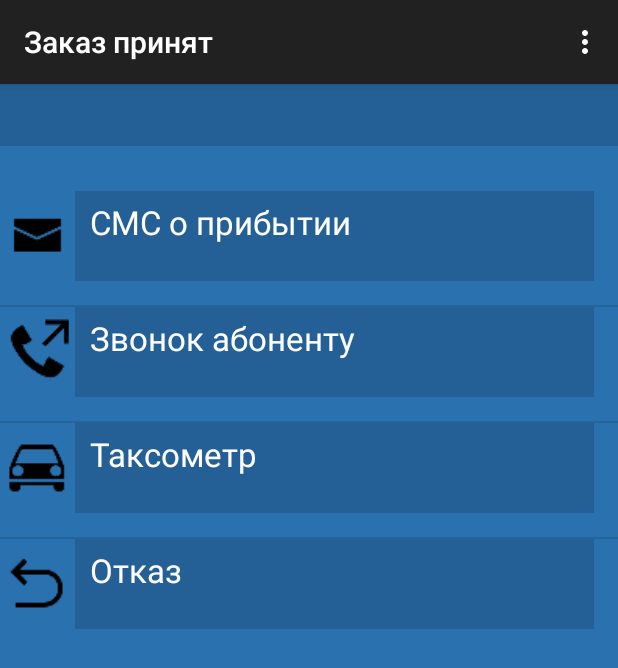
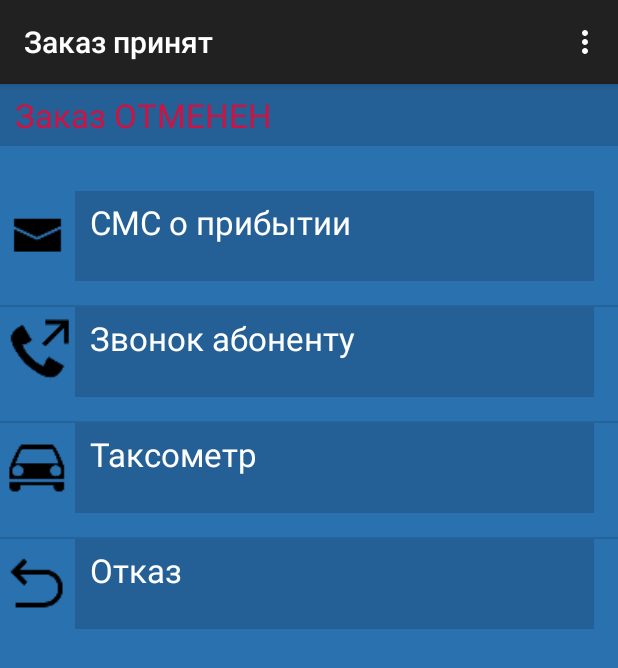
Before and after one commit to developerc/TaxiAndroid5, an Android app: the ActivityTwo screen opened directly, with no data from a screen before it, on a phone screen of 412 x 824 dp. Shown: the top 668 px of the screen. Run offline under Robolectric (Android 15) with nearby library versions, the phone set to English and light mode, and no system bars.

Commit message:
при удалении заказа подсвечивается красным

```diff
--- a/taxiandr/src/main/java/com/taxiandroid/ru/taxiandr/ActivityTwo.java
+++ b/taxiandr/src/main/java/com/taxiandroid/ru/taxiandr/ActivityTwo.java
@@ -1,6 +1,7 @@
 package com.taxiandroid.ru.taxiandr;
 
 import android.content.Intent;
+import android.media.MediaPlayer;
 import android.net.Uri;
 import android.os.AsyncTask;
 import android.support.v7.app.AppCompatActivity;
@@ -22,6 +23,8 @@ import java.io.IOException;
 import java.io.InputStreamReader;
 import java.net.HttpURLConnection;
 import java.util.ArrayList;
+import java.util.Timer;
+import java.util.TimerTask;
 
 public class ActivityTwo extends AppCompatActivity {
     ArrayList<Two> arrayTwo;
@@ -29,9 +32,12 @@ public class ActivityTwo extends AppCompatActivity {
     CustomTwoAdapter adapter;
     TextView tvAdres;
     String postPath;
-    private static final String TAG = "myLogs2";
+    private static final String TAG = "myLogs";
     String errPost="";
     String httpSMS2;
+    int currZak;
+    String currAdr;
+   // MediaPlayer mediaPlayer;
 
 
     @Override
@@ -43,6 +49,17 @@ public class ActivityTwo extends AppCompatActivity {
         tvAdres.setText(MainActivity.ClkAdr);
         populateTwoList();
         lvTwo.setOnItemClickListener(itemClickListener);
+        currZak = MainActivity.ClkZak;
+        currAdr = MainActivity.ClkAdr;
+
+        Timer myTimer = new Timer();
+        myTimer.schedule(new TimerTask() {
+            @Override
+            public void run() {
+               // CheckOrder();
+                new ChZakAsincTask().execute();
+            }
+        }, 0, 10000);
 
         postPath = MyVariables.HTTPAdress+MyVariables.SAVED_TEXT_1+"/"+MyVariables.SAVED_TEXT_2+"/order/";
         httpSMS2 = MyVariables.HTTPAdress+MyVariables.SAVED_TEXT_1+"/"+MyVariables.SAVED_TEXT_2+"/smsdriverarrived";
@@ -171,14 +188,6 @@ public class ActivityTwo extends AppCompatActivity {
         }
     };
 
-    public  class PostSMSAsincTask extends AsyncTask<String, Void, Void> {
-
-        @Override
-        protected Void doInBackground(String... params) {
-
-            return null;
-        }
-    }
 
         private void populateTwoList() {
         arrayTwo = Two.getTwoItem();
@@ -208,4 +217,50 @@ public class ActivityTwo extends AppCompatActivity {
 
         return super.onOptionsItemSelected(item);
     }
+
+    public void CheckOrder(){
+    /*    boolean flagGetZakaz = false;
+
+        for (int i = 0; i < MainActivity.zakaz.size(); i++) {
+            if (MainActivity.zakaz.get(i).equals(currZak)) {
+                flagGetZakaz = true;
+                Log.d(TAG, "Кликнутый заказ равен" + MainActivity.zakaz.get(i) );
+            } else {
+                Log.d(TAG, "Кликнутый заказ не равен" + MainActivity.zakaz.get(i) );
+            }
+        }
+        if (!flagGetZakaz) {
+           // tvAdres.setTextColor(0xFFD11141);
+        }*/
+    }
+
+    public class  ChZakAsincTask extends AsyncTask<String, Void, Void> {
+        boolean flagGetZakaz = false;
+
+        @Override
+        protected Void doInBackground(String... params) {
+            for (int i = 0; i < MainActivity.zakaz.size(); i++) {
+                if (MainActivity.zakaz.get(i).equals(currZak)) {
+                    flagGetZakaz = true;
+                    Log.d(TAG, "Кликнутый заказ равен" + MainActivity.zakaz.get(i) );
+                } else {
+                    Log.d(TAG, "Кликнутый заказ не равен" + MainActivity.zakaz.get(i) );
+                }
+            }
+            return null;
+        }
+
+        protected void onPostExecute(Void result) {
+            super.onPostExecute(result);
+
+            if (!flagGetZakaz) {
+                tvAdres.setText("Заказ ОТМЕНЕН " + currAdr);
+                 tvAdres.setTextColor(0xFFD11141);
+                /*mediaPlayer = MediaPlayer.create(getApplicationContext(), R.raw.sound_2);
+                mediaPlayer.start();*/
+            }
+
+        }
+
+    }
 }
--- a/taxiandr/src/main/java/com/taxiandroid/ru/taxiandr/MainActivity.java
+++ b/taxiandr/src/main/java/com/taxiandroid/ru/taxiandr/MainActivity.java
@@ -294,7 +294,7 @@ public class MainActivity extends AppCompatActivity
             //получили JSON строку с сервера
             // Log.d(TAG, textResult);
             //обрабатываем JSON строку
-            boolean flagGetZakaz = false;
+           // boolean flagGetZakaz = false;
             flagClkLV = false;
             super.onPostExecute(result);
             if (MyVariables.InOuExcept) {
--- a/taxiandr/src/main/res/values/colors.xml
+++ b/taxiandr/src/main/res/values/colors.xml
@@ -4,4 +4,5 @@
     <drawable name="white_color">#FFFFFF</drawable>
     <drawable name="gray_blue_color">#2A71B0</drawable>
     <drawable name="dark_blue_color">#246096</drawable>
+    <drawable name="red_color">#D11141</drawable>
 </resources>
```
Also changed, not shown: 1 other file.
